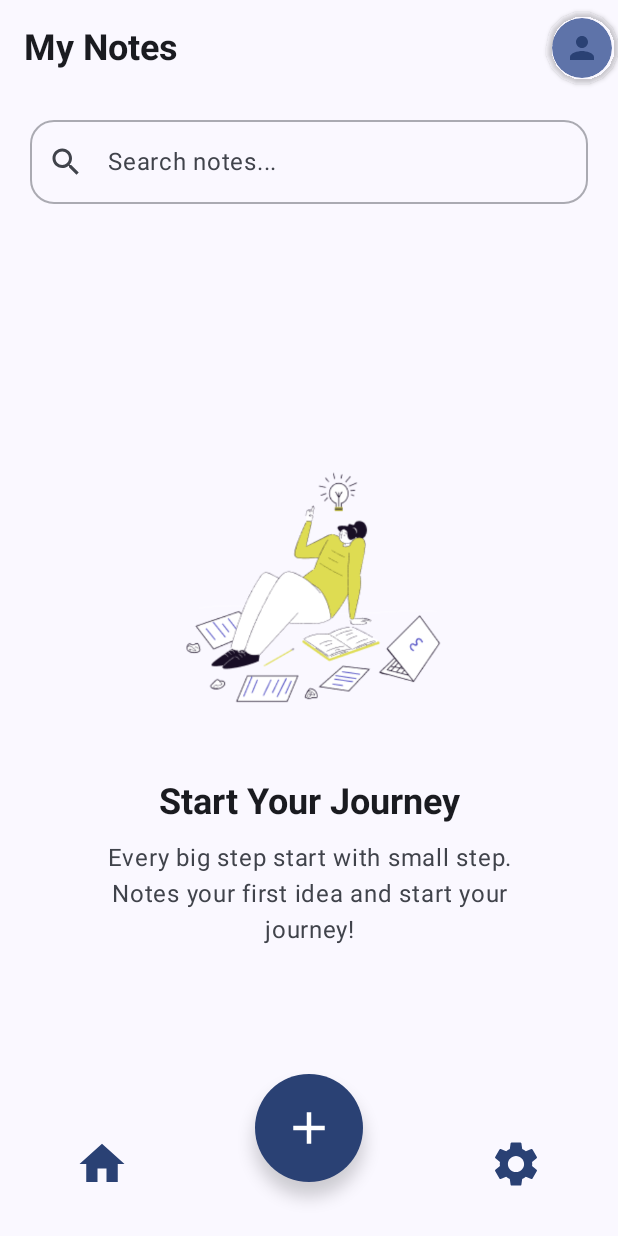
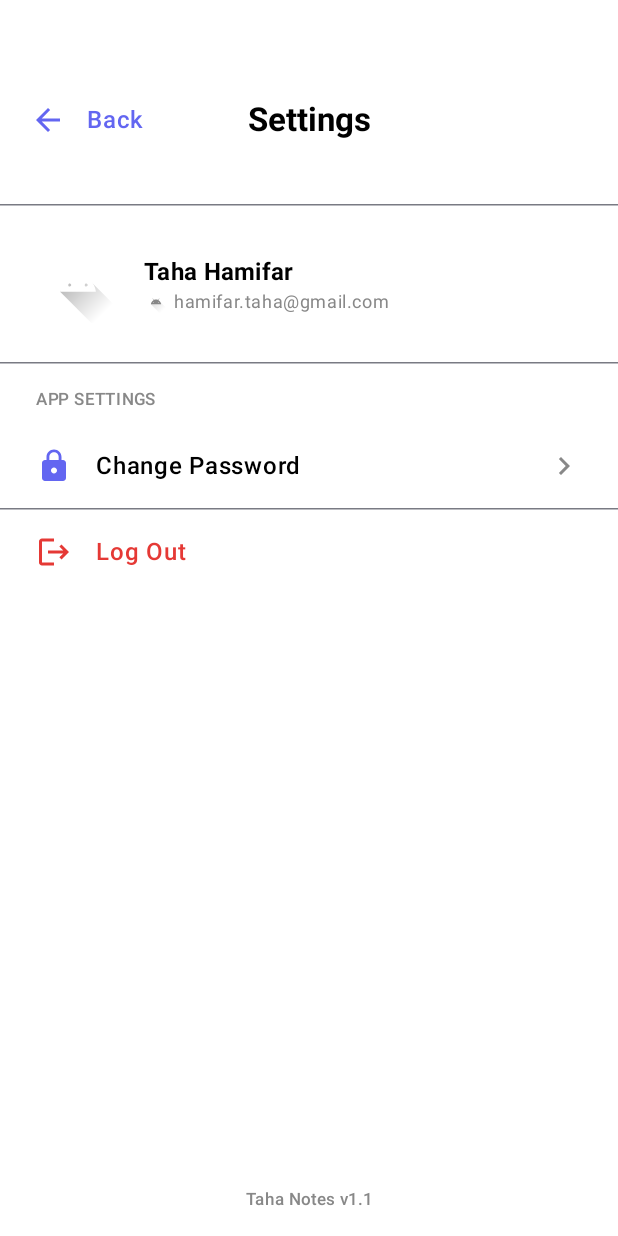
Before and after one commit to mohamadaminkarami/SimpleNoteClient, an Android app built with Jetpack Compose: the NotesListScreen screen opened through its navigation route, after a tap on "Settings", on a phone screen of 412 x 824 dp. Run offline under Robolectric (Android 15) with nearby library versions, the phone set to English and light mode, and no system bars; our stand-ins replace Dagger/Hilt's generated code, Room's generated code; libraries missing offline, so code that uses them is left out: com.jakewharton.retrofit2; network calls fail; 1 other tap on this screen came first.

Commit message:
settings page implemented

```diff
--- a/Android/app/src/main/java/com/example/simplenote/MainActivity.kt
+++ b/Android/app/src/main/java/com/example/simplenote/MainActivity.kt
@@ -143,6 +143,9 @@ fun SimpleNoteApp(
                 },
                 onNavigateToProfile = {
                     navController.navigate(Screen.Profile.route)
+                },
+                onNavigateToSettings = {
+                    navController.navigate(Screen.Settings.route)
                 }
             )
         }
@@ -212,5 +215,13 @@ fun SimpleNoteApp(
                 }
             }
         }
+
+        composable(Screen.Settings.route) {
+            com.example.simplenote.presentation.notes.SettingsScreen(
+                onBack = { navController.popBackStack() },
+                onChangePassword = { /* TODO: Implement navigation to change password */ },
+                onLogout = { /* TODO: Implement logout */ }
+            )
+        }
     }
 }
--- a/Android/app/src/main/java/com/example/simplenote/presentation/navigation/Screen.kt
+++ b/Android/app/src/main/java/com/example/simplenote/presentation/navigation/Screen.kt
@@ -16,4 +16,5 @@ sealed class Screen(val route: String) {
         }
     }
     data object Profile : Screen("profile")
+    data object Settings : Screen("settings")
 }
--- a/Android/app/src/main/java/com/example/simplenote/presentation/notes/NotesListScreen.kt
+++ b/Android/app/src/main/java/com/example/simplenote/presentation/notes/NotesListScreen.kt
@@ -38,6 +38,7 @@ fun NotesListScreen(
     onNavigateToNoteDetail: (Int) -> Unit,
     onNavigateToNoteEditor: (Int?) -> Unit,
     onNavigateToProfile: () -> Unit,
+    onNavigateToSettings: () -> Unit,
     viewModel: NotesViewModel = hiltViewModel()
 ) {
     val state = viewModel.state
@@ -283,7 +284,7 @@ fun NotesListScreen(
                                 )
                             }
                             IconButton(
-                                onClick = { /* TODO: Settings action */ },
+                                onClick = onNavigateToSettings,
                                 modifier = Modifier.align(Alignment.BottomEnd)
                             ) {
                                 Icon(
--- /dev/null
+++ b/Android/app/src/main/java/com/example/simplenote/presentation/notes/SettingsScreen.kt
@@ -0,0 +1,185 @@
+package com.example.simplenote.presentation.notes
+
+import androidx.compose.foundation.Image
+import androidx.compose.foundation.background
+import androidx.compose.foundation.clickable
+import androidx.compose.foundation.layout.*
+import androidx.compose.foundation.shape.CircleShape
+import androidx.compose.material.icons.Icons
+import androidx.compose.material.icons.automirrored.filled.ArrowBack
+import androidx.compose.material.icons.automirrored.filled.Logout
+import androidx.compose.material.icons.filled.Lock
+import androidx.compose.material.icons.filled.ChevronRight
+import androidx.compose.material3.*
+import androidx.compose.material3.HorizontalDivider
+import androidx.compose.runtime.Composable
+import androidx.compose.ui.Alignment
+import androidx.compose.ui.Modifier
+import androidx.compose.ui.draw.clip
+import androidx.compose.ui.graphics.Color
+import androidx.compose.ui.res.painterResource
+import androidx.compose.ui.text.font.FontWeight
+import androidx.compose.ui.unit.dp
+import com.example.simplenote.R
+
+@Composable
+fun SettingsScreen(
+    onBack: () -> Unit,
+    onChangePassword: () -> Unit,
+    onLogout: () -> Unit
+) {
+    Column(
+        modifier = Modifier
+            .fillMaxSize()
+            .background(Color.White)
+    ) {
+        Spacer(modifier = Modifier.height(32.dp))
+        // Top Bar
+
+
+        Box(
+            modifier = Modifier
+                .fillMaxWidth()
+                .padding(top = 24.dp, start = 8.dp, end = 8.dp, bottom = 16.dp)
+        ) {
+            Row(
+                verticalAlignment = Alignment.CenterVertically,
+                modifier = Modifier.align(Alignment.CenterStart)
+            ) {
+                IconButton(onClick = onBack) {
+                    Icon(
+                        imageVector = Icons.AutoMirrored.Filled.ArrowBack,
+                        contentDescription = "Back",
+                        tint = Color(0xFF6366F1)
+                    )
+                }
+                Text(
+                    text = "Back",
+                    color = Color(0xFF6366F1),
+                    style = MaterialTheme.typography.bodyLarge.copy(fontWeight = FontWeight.Medium),
+                    modifier = Modifier
+                        .clickable(onClick = onBack)
+                        .padding(start = 2.dp)
+                )
+            }
+            Text(
+                text = "Settings",
+                style = MaterialTheme.typography.titleLarge.copy(fontWeight = FontWeight.Bold),
+                modifier = Modifier.align(Alignment.Center)
+            )
+        }
+        HorizontalDivider(
+            modifier = Modifier.padding(vertical = 16.dp),
+            thickness = DividerDefaults.Thickness,
+            color = DividerDefaults.color
+        )
+        // User Info
+        Row(
+            modifier = Modifier
+                .fillMaxWidth()
+                .padding(horizontal = 24.dp, vertical = 8.dp),
+            verticalAlignment = Alignment.CenterVertically
+        ) {
+            // Avatar (placeholder)
+            Image(
+                painter = painterResource(id = R.drawable.ic_launcher_foreground),
+                contentDescription = "User Avatar",
+                modifier = Modifier
+                    .size(56.dp)
+                    .clip(CircleShape)
+            )
+            Spacer(modifier = Modifier.width(16.dp))
+            Column {
+                Text(
+                    text = "Taha Hamifar",
+                    style = MaterialTheme.typography.titleMedium.copy(fontWeight = FontWeight.Bold)
+                )
+                Row(verticalAlignment = Alignment.CenterVertically) {
+                    Icon(
+                        painter = painterResource(id = R.drawable.ic_launcher_foreground), // Replace with mail icon if available
+                        contentDescription = null,
+                        modifier = Modifier.size(16.dp),
+                        tint = Color.Gray
+                    )
+                    Spacer(modifier = Modifier.width(4.dp))
+                    Text(
+                        text = "hamifar.taha@gmail.com",
+                        style = MaterialTheme.typography.bodySmall.copy(color = Color.Gray)
+                    )
+                }
+            }
+        }
+
+        HorizontalDivider(
+            modifier = Modifier.padding(vertical = 16.dp),
+            thickness = DividerDefaults.Thickness,
+            color = DividerDefaults.color
+        )
+
+        // App Settings label
+        Text(
+            text = "APP SETTINGS",
+            style = MaterialTheme.typography.labelSmall.copy(color = Color.Gray),
+            modifier = Modifier.padding(start = 24.dp, bottom = 8.dp)
+        )
+
+        // Change Password
+        Row(
+            modifier = Modifier
+                .fillMaxWidth()
+                .clickable { onChangePassword() }
+                .padding(horizontal = 24.dp, vertical = 16.dp),
+            verticalAlignment = Alignment.CenterVertically
+        ) {
+            Icon(
+                imageVector = Icons.Default.Lock,
+                contentDescription = null,
+                tint = Color(0xFF6366F1)
+            )
+            Spacer(modifier = Modifier.width(16.dp))
+            Text(
+                text = "Change Password",
+                style = MaterialTheme.typography.bodyLarge.copy(fontWeight = FontWeight.Medium)
+            )
+            Spacer(modifier = Modifier.weight(1f))
+            Icon(
+                imageVector = Icons.Default.ChevronRight,
+                contentDescription = null,
+                tint = Color.Gray
+            )
+        }
+
+        HorizontalDivider(Modifier, DividerDefaults.Thickness, DividerDefaults.color)
+
+        // Log Out
+        Row(
+            modifier = Modifier
+                .fillMaxWidth()
+                .clickable { onLogout() }
+                .padding(horizontal = 24.dp, vertical = 16.dp),
+            verticalAlignment = Alignment.CenterVertically
+        ) {
+            Icon(
+                imageVector = Icons.AutoMirrored.Filled.Logout,
+                contentDescription = null,
+                tint = Color(0xFFE53935)
+            )
+            Spacer(modifier = Modifier.width(16.dp))
+            Text(
+                text = "Log Out",
+                style = MaterialTheme.typography.bodyLarge.copy(color = Color(0xFFE53935), fontWeight = FontWeight.Medium)
+            )
+        }
+
+        Spacer(modifier = Modifier.weight(1f))
+
+        // App version
+        Text(
+            text = "Taha Notes v1.1",
+            style = MaterialTheme.typography.labelSmall.copy(color = Color.Gray),
+            modifier = Modifier
+                .align(Alignment.CenterHorizontally)
+                .padding(bottom = 16.dp)
+        )
+    }
+}
```
Also changed, not shown: 1 other file.
